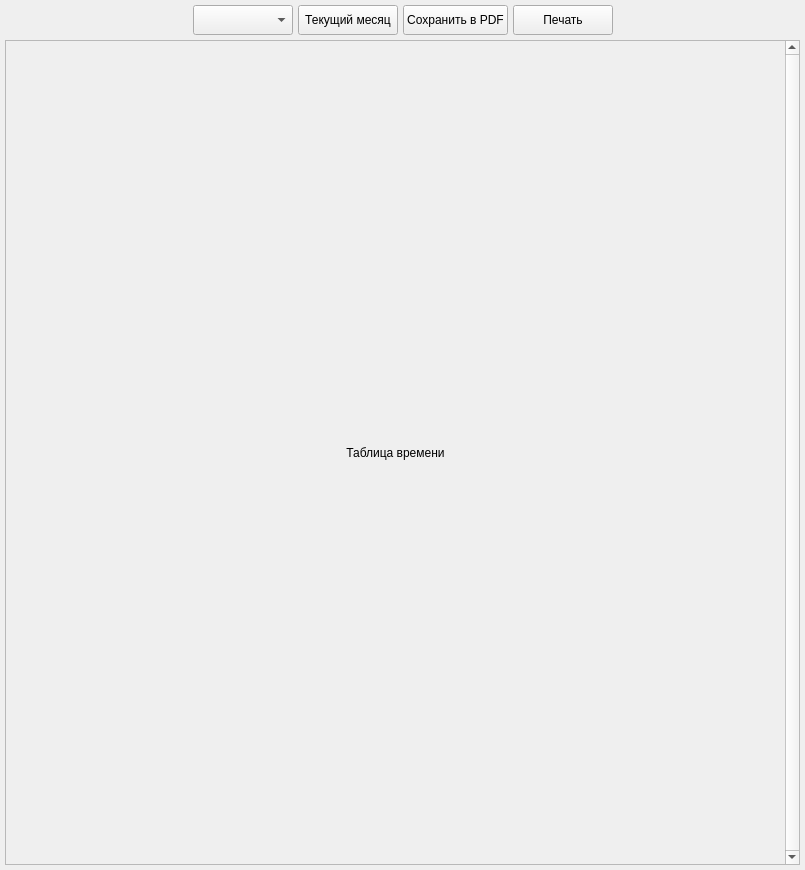
Before: the Qt Designer form src/view/tabletimewindow.ui in rnikbond/worktime, drawn with Qt 5.
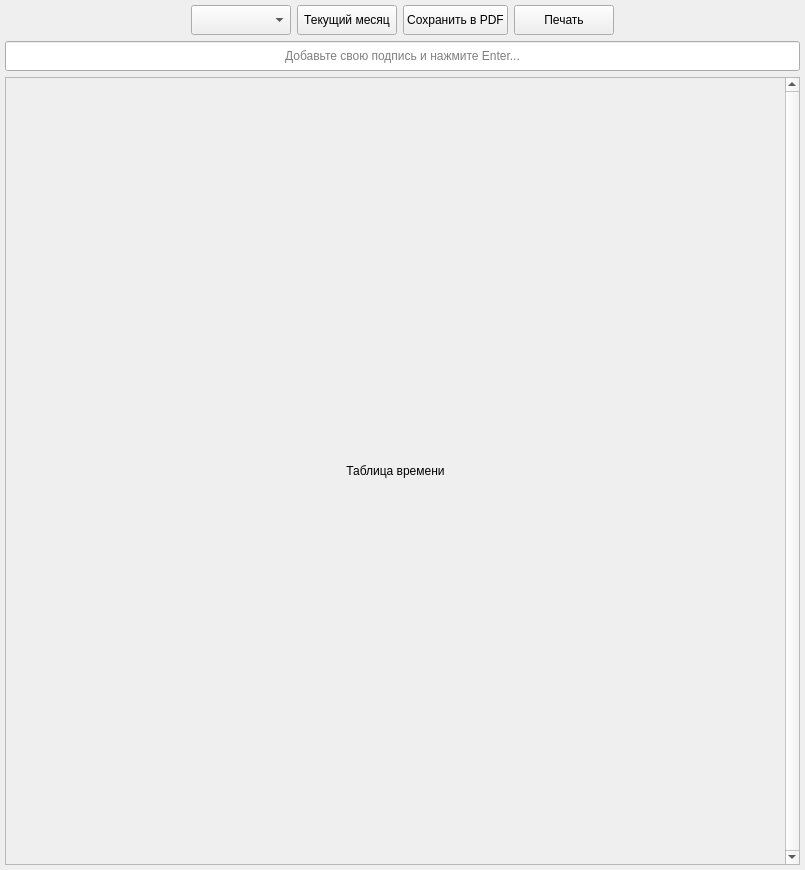
After: the same form once the commit is applied.

```diff
--- a/src/view/tabletimewindow.ui
+++ b/src/view/tabletimewindow.ui
@@ -14,9 +14,6 @@
    <string>Таблица времени</string>
   </property>
   <layout class="QVBoxLayout" name="verticalLayout_2">
-   <property name="spacing">
-    <number>5</number>
-   </property>
    <property name="leftMargin">
     <number>5</number>
    </property>
@@ -108,6 +105,22 @@
      </item>
     </layout>
    </item>
+   <item>
+    <widget class="QLineEdit" name="CustomTextEdit">
+     <property name="minimumSize">
+      <size>
+       <width>0</width>
+       <height>30</height>
+      </size>
+     </property>
+     <property name="alignment">
+      <set>Qt::AlignCenter</set>
+     </property>
+     <property name="placeholderText">
+      <string>Добавьте свою подпись и нажмите Enter...</string>
+     </property>
+    </widget>
+   </item>
    <item>
     <widget class="QScrollArea" name="scrollArea">
      <property name="verticalScrollBarPolicy">
@@ -131,7 +144,7 @@
         <x>0</x>
         <y>0</y>
         <width>772</width>
-        <height>821</height>
+        <height>782</height>
        </rect>
       </property>
       <layout class="QVBoxLayout" name="verticalLayout">
```
